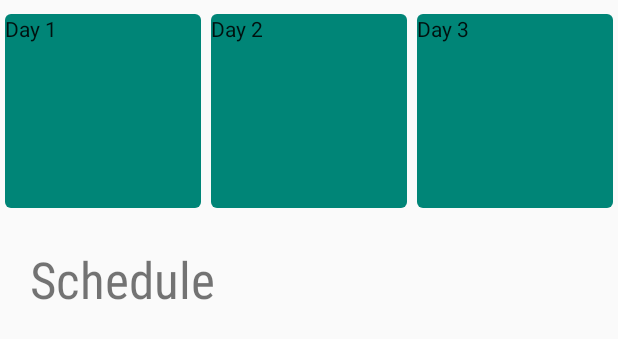
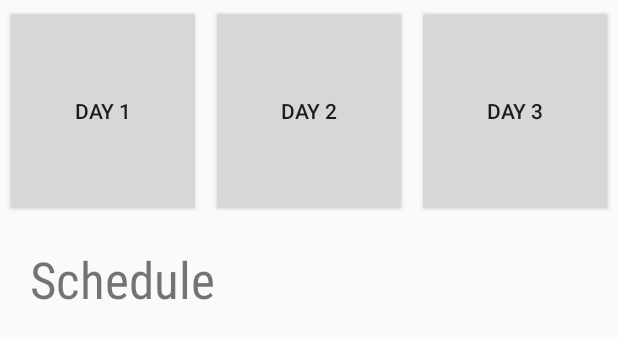
Before and after one commit to appteam-nith/nimbus2020, an Android app: the layout activity_schedule.xml on its own in the app's theme, with its tools: preview values and no code run, on a phone screen of 412 x 824 dp. Shown: the top 339 px of the screen. Run offline under Robolectric (Android 15) with nearby library versions, the phone set to English and light mode, and no system bars.

Commit message:
Update1.3

```diff
--- a/app/src/main/res/layout/activity_schedule.xml
+++ b/app/src/main/res/layout/activity_schedule.xml
@@ -5,7 +5,7 @@
     android:layout_width="match_parent"
     android:layout_height="match_parent"
     tools:context=".Activities.Schedule">
-    <com.google.android.material.button.MaterialButton
+    <Button
         android:layout_width="0dp"
         android:layout_height="0dp"
         android:id="@+id/day1Button"
@@ -15,7 +15,7 @@
         app:layout_constraintStart_toStartOf="parent"
         app:layout_constraintEnd_toStartOf="@id/day2Button"
         app:layout_constraintTop_toTopOf="parent"/>
-    <com.google.android.material.button.MaterialButton
+    <Button
         android:layout_width="0dp"
         android:layout_height="0dp"
         android:id="@+id/day2Button"
@@ -25,7 +25,7 @@
         app:layout_constraintEnd_toStartOf="@id/day3Button"
         app:layout_constraintStart_toEndOf="@id/day1Button"
         app:layout_constraintTop_toTopOf="parent"/>
-    <com.google.android.material.button.MaterialButton
+    <Button
         android:layout_width="0dp"
         android:layout_height="0dp"
         app:layout_constraintBottom_toBottomOf="@id/guideline"
```
Also changed, not shown: app/src/main/AndroidManifest.xml (+5 -3 lines), app/src/main/java/com/nith/appteam/nimbus2020/Activities/Schedule.java (+5 -3 lines).
